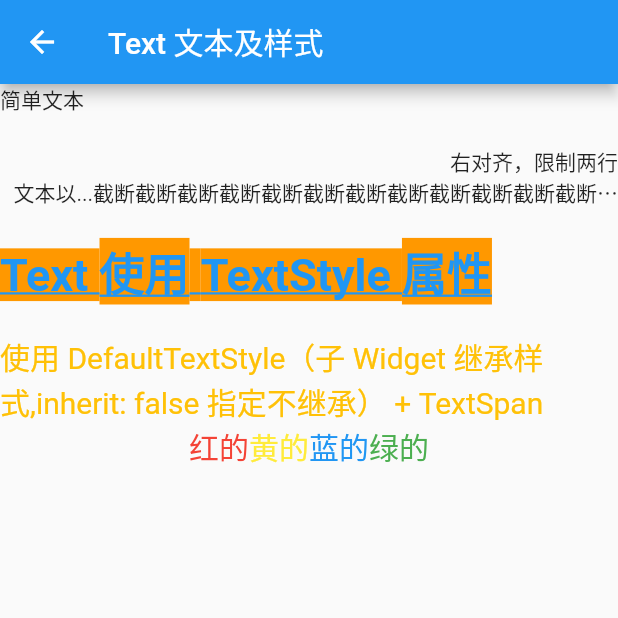
After one commit to xxxIxxxx/flutter_ddup, a Flutter app: the screen it shows after launch, after a tap on "Text 文本及样式", on a phone screen of 412 x 824 dp, the top half of it. The commit adds this screen. Run offline on Flutter 3.47's test engine with Material 2 defaults, Android fonts, the phone set to English and light mode, and no system bars; our stand-ins replace fluro.

Commit message:
Text 组件

```diff
--- a/lib/app/home_page.dart
+++ b/lib/app/home_page.dart
@@ -2,9 +2,8 @@
 
 import 'package:fluro/fluro.dart';
 import 'package:flutter/material.dart';
+import '../class/widget生命周期/counter_life_cycle_page.dart';
 import 'package:flutter_ddup/route/routes.dart';
-
-import '../class/widget生命周期/counter_life_cycle_page.dart';
 import 'application.dart';
 
 class MyHomePage extends StatefulWidget {
@@ -41,6 +40,13 @@ class _MyHomePageState extends State<MyHomePage> {
               });
             },
             child: const Text("路由传值"),
+          ),
+          TextButton(
+            onPressed: () {
+              Application.router.navigateTo(context, Routes.text,
+                  transition: TransitionType.native);
+            },
+            child: const Text("Text 文本及样式"),
           )
         ],
       ),
--- /dev/null
+++ b/lib/class/text文本及样式/text_page.dart
@@ -0,0 +1,58 @@
+import 'package:flutter/material.dart';
+
+class TextPage extends StatelessWidget {
+  const TextPage({Key? key}) : super(key: key);
+
+  @override
+  Widget build(BuildContext context) {
+    return Scaffold(
+      appBar: AppBar(
+        title: const Text('Text 文本及样式'),
+      ),
+      body: ListView(
+        children: <Widget>[
+          const Text("简单文本"),
+          const Padding(padding: EdgeInsets.all(10)),
+          const Text(
+            "右对齐，限制两行\n文本以...截断截断截断截断截断截断截断截断截断截断截断截断截断",
+            maxLines: 2,
+            textAlign: TextAlign.right,
+            overflow: TextOverflow.ellipsis,
+          ),
+          const Padding(padding: EdgeInsets.all(10)),
+          Text(
+            'Text 使用 TextStyle 属性',
+            style: TextStyle(
+              color: Colors.blue,
+              // backgroundColor: Colors.orange,
+              // 效果等于 backgroundColor: Colors.orange,
+              background: Paint()..color = Colors.orange,
+              fontSize: 30,
+              fontWeight: FontWeight.bold,
+              decoration: TextDecoration.underline,
+              decorationStyle: TextDecorationStyle.solid,
+            ),
+          ),
+          const Padding(padding: EdgeInsets.all(10)),
+          DefaultTextStyle(
+              style: const TextStyle(fontSize: 20, color: Colors.black),
+              child: Column(
+                children: const [
+                  Text(
+                    "使用 DefaultTextStyle（子 Widget 继承样式,inherit: false 指定不继承） + TextSpan",
+                    style: TextStyle(color: Colors.amber),
+                  ),
+                  Text.rich(TextSpan(children: [
+                    TextSpan(text: "红的", style: TextStyle(color: Colors.red)),
+                    TextSpan(
+                        text: "黄的", style: TextStyle(color: Colors.yellow)),
+                    TextSpan(text: "蓝的", style: TextStyle(color: Colors.blue)),
+                    TextSpan(text: "绿的", style: TextStyle(color: Colors.green)),
+                  ])),
+                ],
+              ))
+        ],
+      ),
+    );
+  }
+}
--- a/lib/route/route_handlers.dart
+++ b/lib/route/route_handlers.dart
@@ -1,6 +1,7 @@
 import 'package:fluro/fluro.dart';
 import 'package:flutter/cupertino.dart';
 import 'package:flutter_ddup/app/home_page.dart';
+import '../class/Text文本及样式/text_page.dart';
 import '../class/widget生命周期/counter_life_cycle_page.dart';
 import '../class/路由传值/tipRoute_page.dart';
 
@@ -12,7 +13,10 @@ var homeHandler = Handler(
 var lifeCycleHandler = Handler(
     handlerFunc: (BuildContext? context, Map<String, List<String>> params) {
 //MARK: 通过自定义类 传递参数
-  final arg = context?.settings?.arguments as CounterLifeCycleArg;
+  CounterLifeCycleArg? arg;
+  if (context?.settings?.arguments is CounterLifeCycleArg) {
+    arg = context?.settings?.arguments as CounterLifeCycleArg;
+  }
   return CounterLifeCycleWidget(arg: arg);
 });
 
@@ -22,3 +26,8 @@ var tipRouteHandler = Handler(
   final tipStr = params['tip']?.first ?? "默认值";
   return TipRoutePage(tipStr: tipStr);
 });
+
+var textHandler = Handler(
+    handlerFunc: (BuildContext? context, Map<String, List<String>> params) {
+  return const TextPage();
+});
--- a/lib/route/routes.dart
+++ b/lib/route/routes.dart
@@ -9,6 +9,7 @@ class Routes {
   static String home = "/";
   static String lifeCycle = "/lifeCycle";
   static String tipRoute = "/tipRoute";
+  static String text = "/text";
 
   static void configureRoutes(FluroRouter router) {
     router.notFoundHandler = Handler(
@@ -19,5 +20,6 @@ class Routes {
     router.define(home, handler: homeHandler);
     router.define(lifeCycle, handler: lifeCycleHandler);
     router.define(tipRoute, handler: tipRouteHandler);
+    router.define(text, handler: textHandler);
   }
 }
```
Also changed, not shown: 243 other files.
